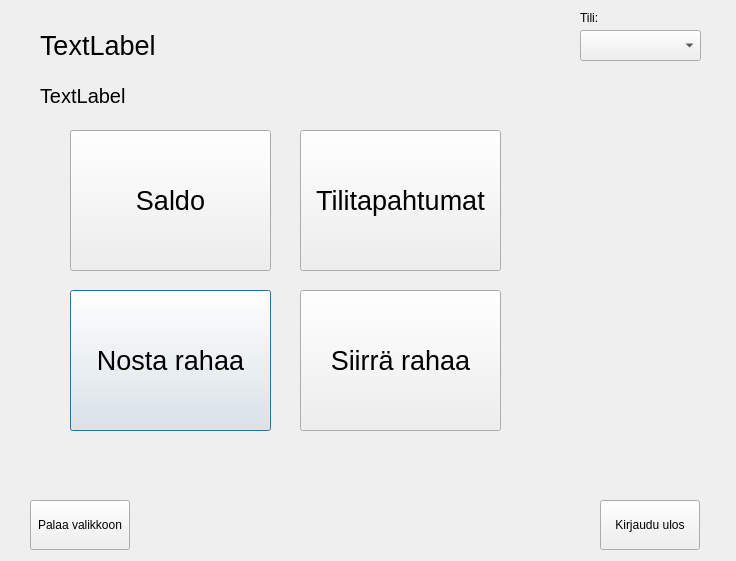
Before: the Qt Designer form frontend/korttiwindow.ui in janikasavela/Bank, drawn with Qt 5.
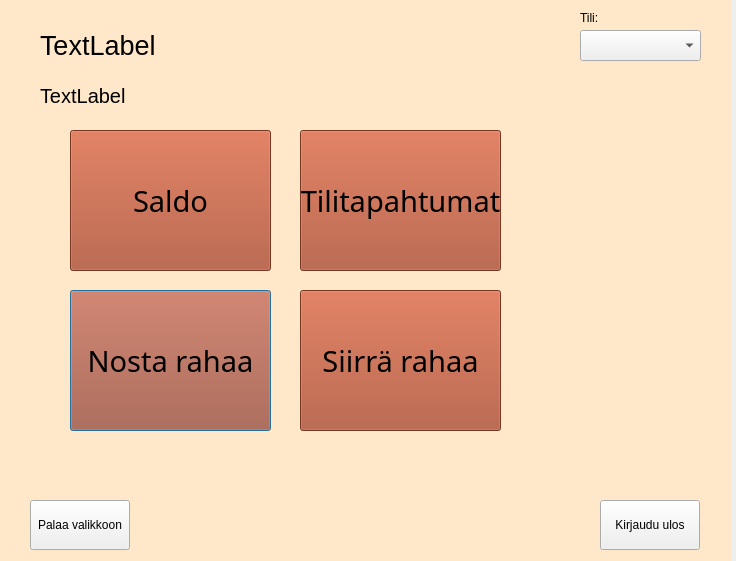
After: the same form once the commit is applied. The open tabs and pages were chosen to show the change.

Diff of the .ui file:
```diff
--- a/frontend/korttiwindow.ui
+++ b/frontend/korttiwindow.ui
@@ -40,6 +40,9 @@
      <height>561</height>
     </rect>
    </property>
+   <property name="styleSheet">
+    <string notr="true">background-color: rgb(255, 231, 201);</string>
+   </property>
    <property name="currentIndex">
     <number>4</number>
    </property>
@@ -55,9 +58,16 @@
      </property>
      <property name="font">
       <font>
-       <pointsize>20</pointsize>
+       <family>Bahnschrift</family>
+       <pointsize>22</pointsize>
+       <italic>false</italic>
+       <bold>false</bold>
       </font>
      </property>
+     <property name="styleSheet">
+      <string notr="true">background-color: rgb(170, 76, 45);
+font: 22pt &quot;Bahnschrift&quot;;</string>
+     </property>
      <property name="text">
       <string>Nosta rahaa</string>
      </property>
@@ -73,9 +83,16 @@
      </property>
      <property name="font">
       <font>
-       <pointsize>20</pointsize>
+       <family>Bahnschrift</family>
+       <pointsize>22</pointsize>
+       <italic>false</italic>
+       <bold>false</bold>
       </font>
      </property>
+     <property name="styleSheet">
+      <string notr="true">background-color: rgb(170, 76, 45);
+font: 22pt &quot;Bahnschrift&quot;;</string>
+     </property>
      <property name="text">
       <string>Saldo</string>
      </property>
@@ -91,9 +108,16 @@
      </property>
      <property name="font">
       <font>
-       <pointsize>20</pointsize>
+       <family>Bahnschrift</family>
+       <pointsize>22</pointsize>
+       <italic>false</italic>
+       <bold>false</bold>
       </font>
      </property>
+     <property name="styleSheet">
+      <string notr="true">background-color: rgb(170, 76, 45);
+font: 22pt &quot;Bahnschrift&quot;;</string>
+     </property>
      <property name="text">
       <string>Siirrä rahaa</string>
      </property>
@@ -109,9 +133,16 @@
      </property>
      <property name="font">
       <font>
-       <pointsize>20</pointsize>
+       <family>Bahnschrift</family>
+       <pointsize>22</pointsize>
+       <italic>false</italic>
+       <bold>false</bold>
       </font>
      </property>
+     <property name="styleSheet">
+      <string notr="true">background-color: rgb(170, 76, 45);
+font: 22pt &quot;Bahnschrift&quot;;</string>
+     </property>
      <property name="text">
       <string>Tilitapahtumat</string>
      </property>
```
Left out of the diff: 57 changed lines with no effect on the pictures.
